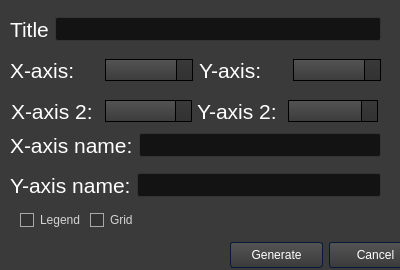
bb305496/CSV_Weather_Dashboard, file Qt_Designer/plotchartdialog.ui: the form before one commit.
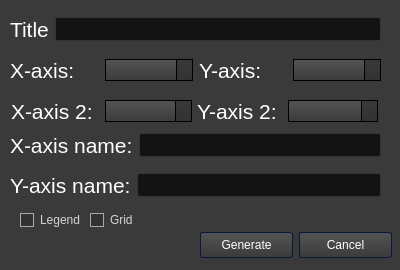
The form after the commit. Icons and pictures are not drawn.

The edit to the form file:
```diff
--- a/Qt_Designer/plotchartdialog.ui
+++ b/Qt_Designer/plotchartdialog.ui
@@ -1022,8 +1022,8 @@
   <widget class="QWidget" name="layoutWidget">
    <property name="geometry">
     <rect>
-     <x>230</x>
-     <y>240</y>
+     <x>200</x>
+     <y>230</y>
      <width>192</width>
      <height>30</height>
     </rect>
```
